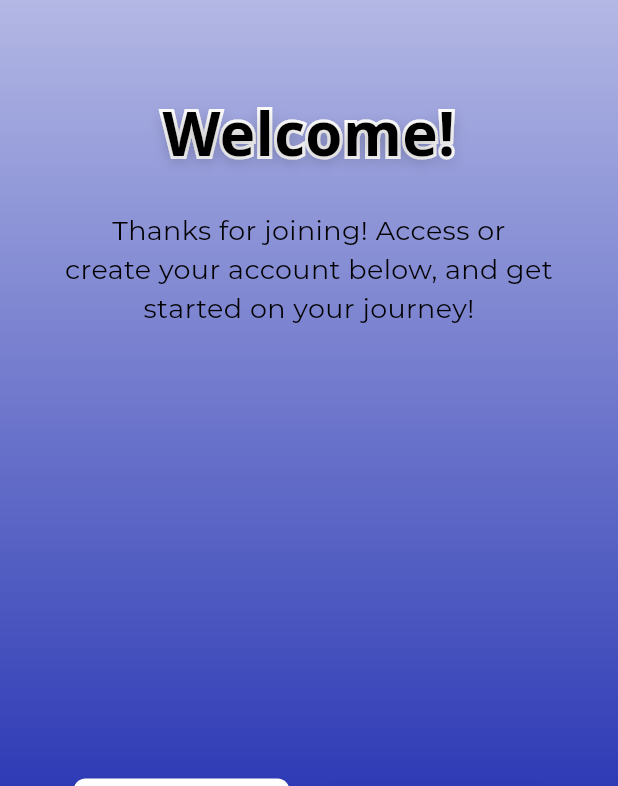
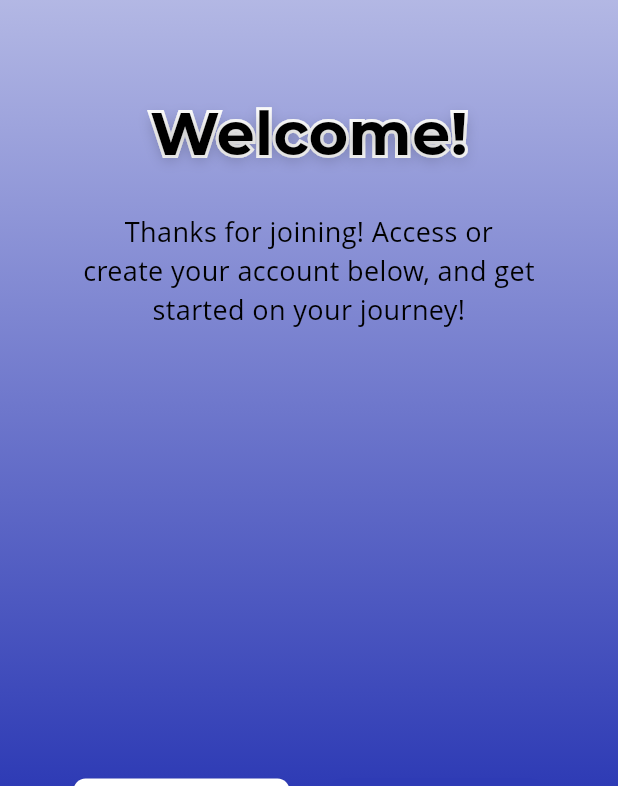
Before and after one commit to danielcyudoncy/task, a Flutter app: the screen it shows after launch, on a phone screen of 412 x 824 dp, the part 450-1236 px from its top. Run offline on Flutter 3.47's test engine with Material 3 defaults, Android fonts, the phone set to English and light mode, and no system bars; our stand-ins replace cloud_firestore, firebase_analytics, firebase_auth, firebase_core, firebase_messaging, flutter_animate and 9 more; accounts and stored records are empty.

Commit message:
onboarding font update

```diff
--- a/lib/views/onboarding_screen.dart
+++ b/lib/views/onboarding_screen.dart
@@ -74,7 +74,7 @@ class OnboardingScreen extends StatelessWidget {
                     style: TextStyle(
                       fontSize: 40,
                       fontWeight: FontWeight.bold,
-                      fontFamily: AppFontsStyles.openSans,
+                      fontFamily: AppFontsStyles.montserrat,
                       foreground: Paint()
                         ..style = PaintingStyle.stroke
                         ..strokeWidth = 4
@@ -88,7 +88,7 @@ class OnboardingScreen extends StatelessWidget {
                       color: isDark ? appPrimaryColor : Colors.black,
                       fontSize: 40,
                       fontWeight: FontWeight.bold,
-                      fontFamily: AppFontsStyles.openSans,
+                      fontFamily: AppFontsStyles.montserrat,
                       shadows: const [
                         Shadow(
                           color: Colors.black26,
@@ -110,7 +110,7 @@ class OnboardingScreen extends StatelessWidget {
                 style: TextStyle(
                   color: isDark ? Colors.white : Colors.black,
                   fontSize: 18,
-                  fontFamily: AppFontsStyles.montserrat,
+                  fontFamily: AppFontsStyles.openSans,
                   fontWeight: FontWeight.w400,
                 ),
               ),
```
Also changed, not shown: 4 other files.
